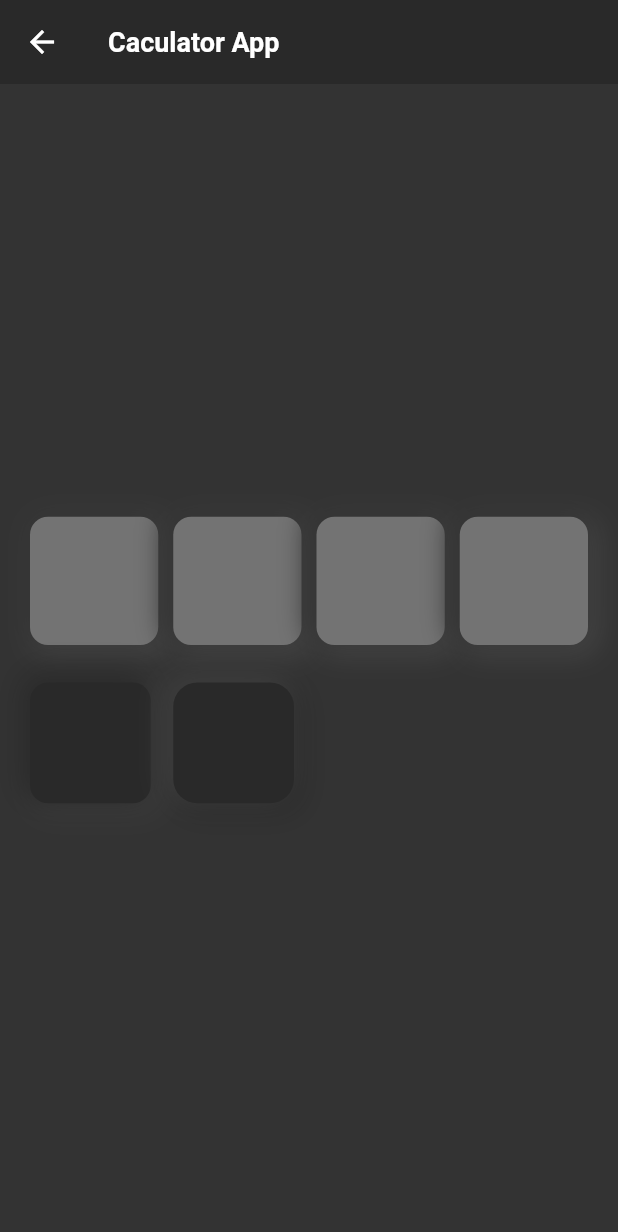
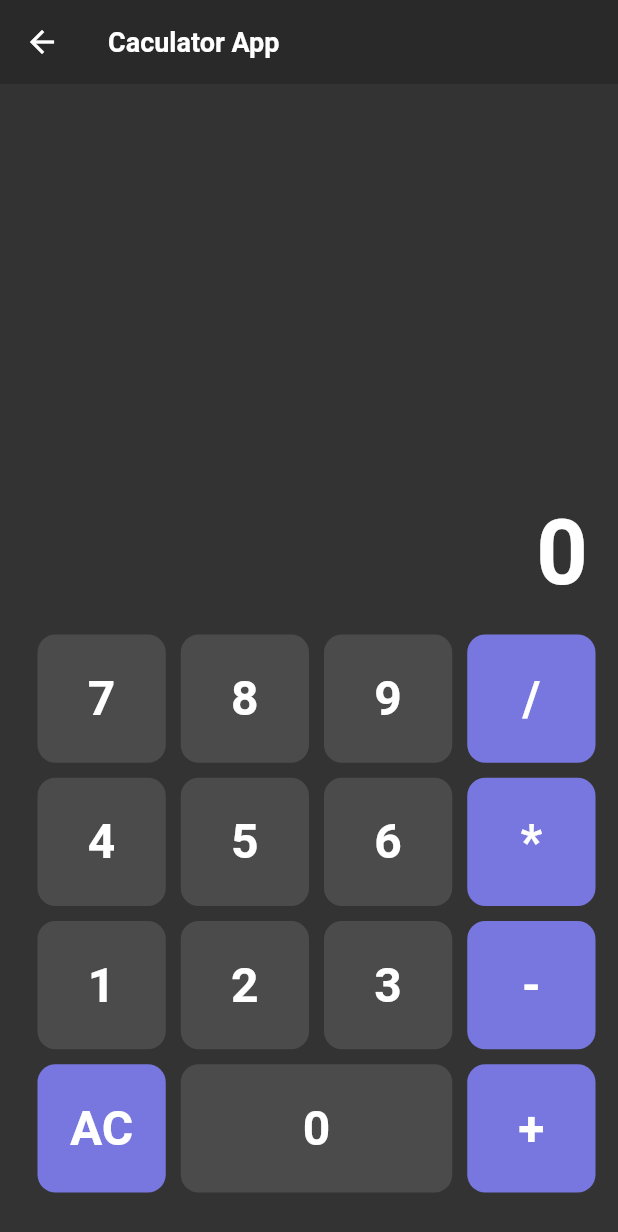
Before and after one commit to boglbbogl/flutter_velog_sample, a Flutter app: the AppCaculatorScreen screen opened by its route, on a phone screen of 412 x 824 dp. Shown: the top 1232 px of the screen. Run offline on Flutter 3.47's test engine with Material 2 defaults, Android fonts, the light colour scheme and no system bars; our stand-ins replace bloc, equatable, flutter_bloc, flutter_mobx, flutter_riverpod, get and 3 more; missing offline and left inert: flutter_inappwebview; accounts and stored records are empty; generated files the repository leaves out were written again; statements that could not run were skipped.

Commit message:
create calculator app

```diff
--- a/lib/app/app_calculator_screen.dart
+++ /dev/null
@@ -1,116 +0,0 @@
-import 'package:flutter/material.dart';
-
-import 'package:flutter_velog_sample/_core/app_bar.dart';
-import 'package:flutter_velog_sample/_core/app_size.dart';
-
-class AppCaculatorScreen extends StatelessWidget {
-  const AppCaculatorScreen({super.key});
-
-  @override
-  Widget build(BuildContext context) {
-    return Scaffold(
-      appBar: appBar(title: "Caculator App"),
-      body: Column(
-        mainAxisAlignment: MainAxisAlignment.center,
-        children: [
-          Container(
-            width: MediaQuery.of(context).size.width,
-            child: Column(
-              children: [
-                Padding(
-                  padding: const EdgeInsets.only(left: 20, right: 10),
-                  child: Row(
-                    children: [
-                      Wrap(
-                        spacing: 10,
-                        children: [
-                          ...List.generate(
-                              4,
-                              (index) => Container(
-                                    width: (size.width / 4) - 10 - (30 / 4),
-                                    height: (size.width / 4) - 10 - (30 / 4),
-                                    decoration: BoxDecoration(
-                                      borderRadius: BorderRadius.circular(12),
-                                      color: Color.fromRGBO(115, 115, 115, 1),
-                                      boxShadow: [
-                                        BoxShadow(
-                                            color:
-                                                Color.fromRGBO(71, 71, 71, 1),
-                                            spreadRadius: 2,
-                                            blurRadius: 15,
-                                            offset: Offset(4, 4)),
-                                        BoxShadow(
-                                            color:
-                                                Color.fromRGBO(51, 51, 51, 1),
-                                            spreadRadius: 2,
-                                            blurRadius: 15,
-                                            offset: Offset(-4, -4)),
-                                      ],
-                                    ),
-                                  ))
-                        ],
-                      ),
-                    ],
-                  ),
-                ),
-                const SizedBox(height: 25),
-                Padding(
-                  padding: const EdgeInsets.only(left: 20, right: 10),
-                  child: Row(
-                    children: [
-                      Wrap(
-                        spacing: 15,
-                        children: [
-                          Container(
-                            width: (size.width / 4) - 15 - (30 / 4),
-                            height: (size.width / 4) - 15 - (30 / 4),
-                            decoration: BoxDecoration(
-                              borderRadius: BorderRadius.circular(12),
-                              color: Color.fromRGBO(41, 41, 41, 1),
-                              boxShadow: [
-                                BoxShadow(
-                                    color: Color.fromRGBO(61, 61, 61, 1),
-                                    spreadRadius: 2,
-                                    blurRadius: 15,
-                                    offset: Offset(4, 4)),
-                                BoxShadow(
-                                    color: Color.fromRGBO(41, 41, 41, 1),
-                                    spreadRadius: 2,
-                                    blurRadius: 15,
-                                    offset: Offset(-4, -4)),
-                              ],
-                            ),
-                          ),
-                          Container(
-                            width: (size.width / 4) - 15 - (30 / 4),
-                            height: (size.width / 4) - 15 - (30 / 4),
-                            decoration: BoxDecoration(
-                              borderRadius: BorderRadius.circular(16),
-                              color: Color.fromRGBO(41, 41, 41, 1),
-                              boxShadow: [
-                                BoxShadow(
-                                    color: Color.fromRGBO(41, 41, 41, 1),
-                                    spreadRadius: 2,
-                                    blurRadius: 15,
-                                    offset: Offset(4, 4)),
-                                BoxShadow(
-                                    color: Color.fromRGBO(61, 61, 61, 1),
-                                    spreadRadius: 2,
-                                    blurRadius: 15,
-                                    offset: Offset(-4, -4)),
-                              ],
-                            ),
-                          ),
-                        ],
-                      )
-                    ],
-                  ),
-                ),
-              ],
-            ),
-          ),
-        ],
-      ),
-    );
-  }
-}
--- /dev/null
+++ b/lib/app/calculator/app_calculator_provider.dart
@@ -0,0 +1,70 @@
+import 'package:flutter/material.dart';
+import 'package:flutter/services.dart';
+
+class AppCalculatorProvider extends ChangeNotifier {
+  List<dynamic> currentContents = [];
+  int result = 0;
+
+  void changedButtonClicked(String? symbol, int? number) {
+    HapticFeedback.mediumImpact();
+    if (number != null) {
+      if (currentContents.isNotEmpty) {
+        bool _isNumber = currentContents.last is int;
+        if (_isNumber) {
+          currentContents[currentContents.length - 1] = int.parse(
+              "${currentContents[currentContents.length - 1]}" "$number");
+        } else {
+          currentContents.add(number);
+        }
+      } else {
+        currentContents = [number];
+      }
+    } else {
+      if (symbol == "AC") {
+        currentContents.clear();
+        result = 0;
+      } else {
+        if (currentContents.isNotEmpty) {
+          bool _isNumber = currentContents.last is int;
+          if (_isNumber) {
+            currentContents.add(symbol);
+          } else {
+            currentContents
+              ..removeLast()
+              ..add(symbol);
+          }
+        }
+      }
+    }
+    _calcurator();
+  }
+
+  void _calcurator() {
+    if (currentContents.length % 2 != 0 && currentContents.length > 2) {
+      switch (currentContents[1]) {
+        case "+":
+          result = currentContents[0] + currentContents[2];
+          break;
+        case "-":
+          result = currentContents[0] - currentContents[2];
+          break;
+        case "/":
+          result = currentContents[0] / currentContents[2];
+          break;
+        case "*":
+          result = currentContents[0] * currentContents[2];
+          break;
+        default:
+      }
+    } else {
+      if (currentContents.length > 3) {
+        String _symbol = currentContents.last;
+        currentContents.clear();
+        currentContents
+          ..add(result)
+          ..add(_symbol);
+      }
+    }
+    notifyListeners();
+  }
+}
--- /dev/null
+++ b/lib/app/calculator/app_calculator_screen.dart
@@ -0,0 +1,137 @@
+import 'dart:ui';
+
+import 'package:flutter/material.dart';
+
+import 'package:flutter_velog_sample/_core/app_bar.dart';
+import 'package:flutter_velog_sample/_core/app_size.dart';
+import 'package:flutter_velog_sample/app/calculator/app_calculator_provider.dart';
+import 'package:flutter_velog_sample/app/calculator/calculator_model.dart';
+import 'package:provider/provider.dart';
+
+class AppCaculatorScreen extends StatelessWidget {
+  const AppCaculatorScreen({super.key});
+
+  @override
+  Widget build(BuildContext context) {
+    return ChangeNotifierProvider<AppCalculatorProvider>(
+      create: (_) => AppCalculatorProvider(),
+      child: Consumer<AppCalculatorProvider>(builder: (context, state, child) {
+        return Scaffold(
+          appBar: appBar(title: "Caculator App"),
+          body: SafeArea(
+            child: Column(
+              mainAxisAlignment: MainAxisAlignment.center,
+              crossAxisAlignment: CrossAxisAlignment.start,
+              children: [
+                SizedBox(
+                  height: MediaQuery.of(context).size.height -
+                      (((size.width / 4) - 10 - (30 / 4)) * 4 + 64) -
+                      (kToolbarHeight +
+                          MediaQueryData.fromWindow(window).padding.top),
+                  width: MediaQuery.of(context).size.width,
+                  child: Padding(
+                    padding: const EdgeInsets.only(
+                        left: 20, right: 20, bottom: 20, top: 12),
+                    child: Column(
+                      mainAxisAlignment: MainAxisAlignment.end,
+                      crossAxisAlignment: CrossAxisAlignment.end,
+                      children: [
+                        Expanded(
+                          child: ListView(
+                            shrinkWrap: true,
+                            reverse: true,
+                            children: [
+                              Padding(
+                                padding: const EdgeInsets.only(top: 8),
+                                child: Wrap(
+                                  alignment: WrapAlignment.end,
+                                  children: [
+                                    ...state.currentContents.map(
+                                      (e) => Text(
+                                        " $e",
+                                        textAlign: TextAlign.end,
+                                        style: const TextStyle(
+                                            fontSize: 24,
+                                            color: Color.fromRGBO(
+                                                195, 195, 195, 1)),
+                                      ),
+                                    )
+                                  ],
+                                ),
+                                // child:
+                              ),
+                            ],
+                          ),
+                        ),
+                        const SizedBox(height: 12),
+                        Text(
+                          state.result.toString(),
+                          style: const TextStyle(
+                            fontSize: 60,
+                            fontWeight: FontWeight.bold,
+                          ),
+                        ),
+                      ],
+                    ),
+                  ),
+                ),
+                SizedBox(
+                  height: ((size.width / 4) - 10 - (30 / 4)) * 4 + 54,
+                  width: MediaQuery.of(context).size.width,
+                  child: Column(
+                    children: [
+                      Padding(
+                        padding: const EdgeInsets.only(left: 20, right: 10),
+                        child: Wrap(
+                          spacing: 10,
+                          runSpacing: 10,
+                          children: [
+                            ...CalculatorModel.model.map((e) => _button(
+                                  onTap: () => state.changedButtonClicked(
+                                      e.symbol, e.number),
+                                  data: e,
+                                )),
+                          ],
+                        ),
+                      ),
+                      const SizedBox(height: 24),
+                    ],
+                  ),
+                ),
+              ],
+            ),
+          ),
+        );
+      }),
+    );
+  }
+
+  GestureDetector _button({
+    required Function() onTap,
+    required CalculatorModel data,
+  }) {
+    return GestureDetector(
+      onTap: onTap,
+      child: Container(
+        width: data.number == 0
+            ? (size.width / 2) - 10 - (30 / 2)
+            : (size.width / 4) - 10 - (30 / 4),
+        height: (size.width / 4) - 10 - (30 / 4),
+        decoration: BoxDecoration(
+          borderRadius: BorderRadius.circular(12),
+          color: data.symbol != null
+              ? const Color.fromRGBO(119, 119, 223, 1)
+              : const Color.fromRGBO(75, 75, 75, 1),
+        ),
+        child: Center(
+            child:
+                Text(data.symbol == null ? "${data.number}" : data.symbol ?? "",
+                    style: const TextStyle(
+                      fontSize: 32,
+                      fontWeight: FontWeight.bold,
+                      color: Colors.white,
+                    ))),
+      ),
+    );
+  }
+}
--- /dev/null
+++ b/lib/app/calculator/calculator_model.dart
@@ -0,0 +1,26 @@
+class CalculatorModel {
+  final String? symbol;
+  final int? number;
+  const CalculatorModel(
+    this.symbol,
+    this.number,
+  );
+
+  static List<CalculatorModel> model = [
+    const CalculatorModel(null, 7),
+    const CalculatorModel(null, 8),
+    const CalculatorModel(null, 9),
+    const CalculatorModel("/", null),
+    const CalculatorModel(null, 4),
+    const CalculatorModel(null, 5),
+    const CalculatorModel(null, 6),
+    const CalculatorModel("*", null),
+    const CalculatorModel(null, 1),
+    const CalculatorModel(null, 2),
+    const CalculatorModel(null, 3),
+    const CalculatorModel("-", null),
+    const CalculatorModel("AC", null),
+    const CalculatorModel(null, 0),
+    const CalculatorModel("+", null),
+  ];
+}
--- a/lib/main.dart
+++ b/lib/main.dart
@@ -1,7 +1,7 @@
 import 'package:flutter/material.dart';
 import 'package:flutter_riverpod/flutter_riverpod.dart' as river;
 import 'package:flutter_velog_sample/_core/app_theme.dart';
-import 'package:flutter_velog_sample/app/app_calculator_screen.dart';
+import 'package:flutter_velog_sample/app/calculator/app_calculator_screen.dart';
 import 'package:flutter_velog_sample/count_app/bloc/count_screen_with_bloc.dart';
 import 'package:flutter_velog_sample/count_app/count_screen_with_listenerable.dart';
 import 'package:flutter_velog_sample/count_app/count_screen_with_stateful.dart';
--- a/lib/main_screen.dart
+++ b/lib/main_screen.dart
@@ -25,15 +25,20 @@ class MainScreen extends StatelessWidget {
             children: [
               _category(title: 'App', widgets: [
                 _item(
-                  length: 2,
+                  length: 3,
                   context: context,
                   content: 'Timer',
                 ),
                 _item(
-                  length: 2,
+                  length: 3,
                   context: context,
                   content: 'Calculator',
                   namedRouter: 'app/caculator',
+                ),
+                _item(
+                  length: 3,
+                  context: context,
+                  content: 'To do',
                 ),
               ]),
               _category(title: 'State Management With Count App', widgets: [
```
